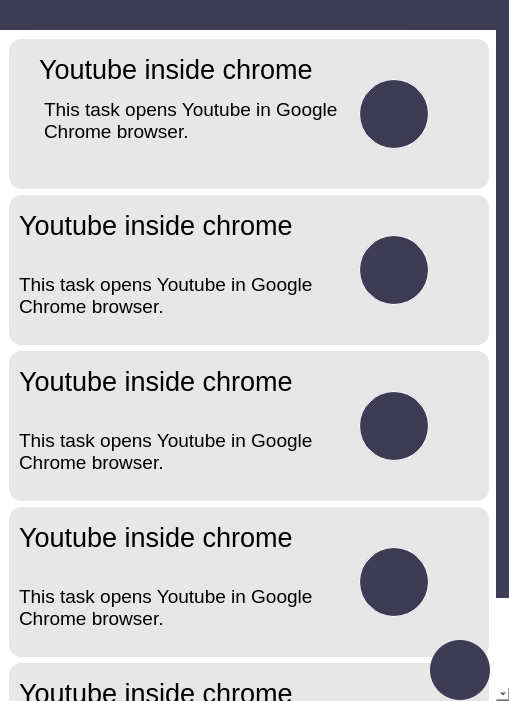
Qt form ava_desktop_ui/new_form_ui.ui (ompatel11/ava-desktop) before a commit.
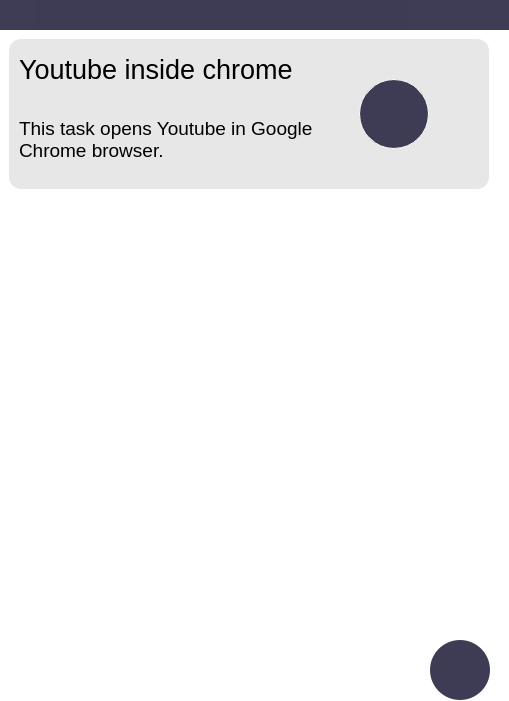
The same form after that commit. The open tabs and pages were chosen to show the change. Icons and pictures are not drawn.

```diff
--- a/ava_desktop_ui/new_form_ui.ui
+++ b/ava_desktop_ui/new_form_ui.ui
@@ -1863,8 +1863,8 @@
          <rect>
           <x>0</x>
           <y>0</y>
-          <width>498</width>
-          <height>792</height>
+          <width>510</width>
+          <height>168</height>
          </rect>
         </property>
         <property name="sizePolicy">
@@ -1877,559 +1877,6 @@
          <enum>Qt::LeftToRight</enum>
         </property>
         <layout class="QVBoxLayout" name="verticalLayout_2">
-         <item>
-          <widget class="QFrame" name="frame">
-           <property name="sizePolicy">
-            <sizepolicy hsizetype="Fixed" vsizetype="Fixed">
-             <horstretch>0</horstretch>
-             <verstretch>0</verstretch>
-            </sizepolicy>
-           </property>
-           <property name="minimumSize">
-            <size>
-             <width>480</width>
-             <height>150</height>
-            </size>
-           </property>
-           <property name="maximumSize">
-            <size>
-             <width>460</width>
-             <height>150</height>
-            </size>
-           </property>
-           <property name="styleSheet">
-            <string notr="true">background-color: rgb(231, 231, 231);
-border-radius: 12px;</string>
-           </property>
-           <property name="frameShape">
-            <enum>QFrame::StyledPanel</enum>
-           </property>
-           <property name="frameShadow">
-            <enum>QFrame::Raised</enum>
-           </property>
-           <widget class="QPushButton" name="btnRunTask_">
-            <property name="geometry">
-             <rect>
-              <x>350</x>
-              <y>40</y>
-              <width>70</width>
-              <height>70</height>
-             </rect>
-            </property>
-            <property name="sizePolicy">
-             <sizepolicy hsizetype="Maximum" vsizetype="Maximum">
-              <horstretch>0</horstretch>
-              <verstretch>0</verstretch>
-             </sizepolicy>
-            </property>
-            <property name="maximumSize">
-             <size>
-              <width>100</width>
-              <height>100</height>
-             </size>
-            </property>
-            <property name="styleSheet">
-             <string notr="true">QPushButton{
-
-background-color: rgb(62, 60, 84);
-align: center;
-border: 1px solid white;
-border-radius: 35;
-}
-QPushButton:pressed{
-	background-color: rgb(103, 100, 138);
-}</string>
-            </property>
-            <property name="text">
-             <string/>
-            </property>
-            <property name="icon">
-             <iconset>
-              <normaloff>Icons/Icon awesome-play@2x.png</normaloff>Icons/Icon awesome-play@2x.png</iconset>
-            </property>
-            <property name="iconSize">
-             <size>
-              <width>32</width>
-              <height>32</height>
-             </size>
-            </property>
-           </widget>
-           <widget class="QLabel" name="taskTitle">
-            <property name="geometry">
-             <rect>
-              <x>30</x>
-              <y>10</y>
-              <width>300</width>
-              <height>40</height>
-             </rect>
-            </property>
-            <property name="font">
-             <font>
-              <pointsize>20</pointsize>
-             </font>
-            </property>
-            <property name="text">
-             <string>Youtube inside chrome</string>
-            </property>
-           </widget>
-           <widget class="QLabel" name="taskDescription">
-            <property name="geometry">
-             <rect>
-              <x>30</x>
-              <y>50</y>
-              <width>300</width>
-              <height>90</height>
-             </rect>
-            </property>
-            <property name="font">
-             <font>
-              <pointsize>14</pointsize>
-             </font>
-            </property>
-            <property name="styleSheet">
-             <string notr="true">padding-top: 4px;</string>
-            </property>
-            <property name="inputMethodHints">
-             <set>Qt::ImhMultiLine</set>
-            </property>
-            <property name="text">
-             <string>This task opens Youtube in Google Chrome browser.</string>
-            </property>
-            <property name="alignment">
-             <set>Qt::AlignLeading|Qt::AlignLeft|Qt::AlignTop</set>
-            </property>
-            <property name="wordWrap">
-             <bool>true</bool>
-            </property>
-           </widget>
-           <widget class="QPushButton" name="btnDelete_">
-            <property name="geometry">
-             <rect>
-              <x>455</x>
-              <y>5</y>
-              <width>21</width>
-              <height>21</height>
-             </rect>
-            </property>
-            <property name="text">
-             <string/>
-            </property>
-            <property name="icon">
-             <iconset>
-              <normaloff>Icons/Task Close.png</normaloff>Icons/Task Close.png</iconset>
-            </property>
-           </widget>
-          </widget>
-         </item>
-         <item>
-          <widget class="QFrame" name="frame_2">
-           <property name="sizePolicy">
-            <sizepolicy hsizetype="Fixed" vsizetype="Fixed">
-             <horstretch>0</horstretch>
-             <verstretch>0</verstretch>
-            </sizepolicy>
-           </property>
-           <property name="minimumSize">
-            <size>
-             <width>480</width>
-             <height>150</height>
-            </size>
-           </property>
-           <property name="maximumSize">
-            <size>
-             <width>460</width>
-             <height>150</height>
-            </size>
-           </property>
-           <property name="styleSheet">
-            <string notr="true">background-color: rgb(231, 231, 231);
-border-radius: 12px;</string>
-           </property>
-           <property name="frameShape">
-            <enum>QFrame::StyledPanel</enum>
-           </property>
-           <property name="frameShadow">
-            <enum>QFrame::Raised</enum>
-           </property>
-           <widget class="QPushButton" name="btnRunTask_6">
-            <property name="geometry">
-             <rect>
-              <x>350</x>
-              <y>40</y>
-              <width>70</width>
-              <height>70</height>
-             </rect>
-            </property>
-            <property name="sizePolicy">
-             <sizepolicy hsizetype="Maximum" vsizetype="Maximum">
-              <horstretch>0</horstretch>
-              <verstretch>0</verstretch>
-             </sizepolicy>
-            </property>
-            <property name="maximumSize">
-             <size>
-              <width>100</width>
-              <height>100</height>
-             </size>
-            </property>
-            <property name="styleSheet">
-             <string notr="true">QPushButton{
-align-items: center;
-background-color: rgb(62, 60, 84);
-border: 1px solid white;
-border-radius: 35;
-}
-QPushButton:pressed{
-	background-color: rgb(103, 100, 138);
-}</string>
-            </property>
-            <property name="text">
-             <string/>
-            </property>
-            <property name="icon">
-             <iconset>
-              <normaloff>Icons/Run Task.png</normaloff>Icons/Run Task.png</iconset>
-            </property>
-            <property name="iconSize">
-             <size>
-              <width>32</width>
-              <height>32</height>
-             </size>
-            </property>
-           </widget>
-           <widget class="QLabel" name="taskTitle_7">
-            <property name="geometry">
-             <rect>
-              <x>10</x>
-              <y>10</y>
-              <width>341</width>
-              <height>40</height>
-             </rect>
-            </property>
-            <property name="font">
-             <font>
-              <pointsize>20</pointsize>
-             </font>
-            </property>
-            <property name="text">
-             <string>Youtube inside chrome</string>
-            </property>
-           </widget>
-           <widget class="QLabel" name="taskDescription_7">
-            <property name="geometry">
-             <rect>
-              <x>10</x>
-              <y>60</y>
-              <width>321</width>
-              <height>81</height>
-             </rect>
-            </property>
-            <property name="font">
-             <font>
-              <pointsize>14</pointsize>
-             </font>
-            </property>
-            <property name="inputMethodHints">
-             <set>Qt::ImhMultiLine</set>
-            </property>
-            <property name="text">
-             <string>This task opens Youtube in Google Chrome browser.</string>
-            </property>
-            <property name="wordWrap">
-             <bool>true</bool>
-            </property>
-           </widget>
-           <widget class="QPushButton" name="btnDelete_6">
-            <property name="geometry">
-             <rect>
-              <x>433</x>
-              <y>5</y>
-              <width>21</width>
-              <height>21</height>
-             </rect>
-            </property>
-            <property name="text">
-             <string/>
-            </property>
-            <property name="icon">
-             <iconset>
-              <normaloff>Icons/Task Close.png</normaloff>Icons/Task Close.png</iconset>
-            </property>
-           </widget>
-          </widget>
-         </item>
-         <item>
-          <widget class="QFrame" name="frame_3">
-           <property name="sizePolicy">
-            <sizepolicy hsizetype="Fixed" vsizetype="Fixed">
-             <horstretch>0</horstretch>
-             <verstretch>0</verstretch>
-            </sizepolicy>
-           </property>
-           <property name="minimumSize">
-            <size>
-             <width>480</width>
-             <height>150</height>
-            </size>
-           </property>
-           <property name="maximumSize">
-            <size>
-             <width>460</width>
-             <height>150</height>
-            </size>
-           </property>
-           <property name="styleSheet">
-            <string notr="true">background-color: rgb(231, 231, 231);
-border-radius: 12px;</string>
-           </property>
-           <property name="frameShape">
-            <enum>QFrame::StyledPanel</enum>
-           </property>
-           <property name="frameShadow">
-            <enum>QFrame::Raised</enum>
-           </property>
-           <widget class="QPushButton" name="btnRunTask_7">
-            <property name="geometry">
-             <rect>
-              <x>350</x>
-              <y>40</y>
-              <width>70</width>
-              <height>70</height>
-             </rect>
-            </property>
-            <property name="sizePolicy">
-             <sizepolicy hsizetype="Maximum" vsizetype="Maximum">
-              <horstretch>0</horstretch>
-              <verstretch>0</verstretch>
-             </sizepolicy>
-            </property>
-            <property name="maximumSize">
-             <size>
-              <width>100</width>
-              <height>100</height>
-             </size>
-            </property>
-            <property name="styleSheet">
-             <string notr="true">QPushButton{
-background-color: rgb(62, 60, 84);
-border: 1px solid white;
-border-radius: 35;
-}
-QPushButton:pressed{
-	background-color: rgb(103, 100, 138);
-}</string>
-            </property>
-            <property name="text">
-             <string/>
-            </property>
-            <property name="icon">
-             <iconset>
-              <normaloff>Icons/Run Task.png</normaloff>Icons/Run Task.png</iconset>
-            </property>
-            <property name="iconSize">
-             <size>
-              <width>32</width>
-              <height>32</height>
-             </size>
-            </property>
-           </widget>
-           <widget class="QLabel" name="taskTitle_8">
-            <property name="geometry">
-             <rect>
-              <x>10</x>
-              <y>10</y>
-              <width>341</width>
-              <height>40</height>
-             </rect>
-            </property>
-            <property name="font">
-             <font>
-              <pointsize>20</pointsize>
-             </font>
-            </property>
-            <property name="text">
-             <string>Youtube inside chrome</string>
-            </property>
-           </widget>
-           <widget class="QLabel" name="taskDescription_8">
-            <property name="geometry">
-             <rect>
-              <x>10</x>
-              <y>60</y>
-              <width>321</width>
-              <height>81</height>
-             </rect>
-            </property>
-            <property name="font">
-             <font>
-              <pointsize>14</pointsize>
-             </font>
-            </property>
-            <property name="inputMethodHints">
-             <set>Qt::ImhMultiLine</set>
-            </property>
-            <property name="text">
-             <string>This task opens Youtube in Google Chrome browser.</string>
-            </property>
-            <property name="wordWrap">
-             <bool>true</bool>
-            </property>
-           </widget>
-           <widget class="QPushButton" name="btnDelete_7">
-            <property name="geometry">
-             <rect>
-              <x>433</x>
-              <y>5</y>
-              <width>21</width>
-              <height>21</height>
-             </rect>
-            </property>
-            <property name="text">
-             <string/>
-            </property>
-            <property name="icon">
-             <iconset>
-              <normaloff>Icons/Task Close.png</normaloff>Icons/Task Close.png</iconset>
-            </property>
-           </widget>
-          </widget>
-         </item>
-         <item>
-          <widget class="QFrame" name="frame_4">
-           <property name="sizePolicy">
-            <sizepolicy hsizetype="Fixed" vsizetype="Fixed">
-             <horstretch>0</horstretch>
-             <verstretch>0</verstretch>
-            </sizepolicy>
-           </property>
-           <property name="minimumSize">
-            <size>
-             <width>480</width>
-             <height>150</height>
-            </size>
-           </property>
-           <property name="maximumSize">
-            <size>
-             <width>460</width>
-             <height>150</height>
-            </size>
-           </property>
-           <property name="styleSheet">
-            <string notr="true">background-color: rgb(231, 231, 231);
-border-radius: 12px;</string>
-           </property>
-           <property name="frameShape">
-            <enum>QFrame::StyledPanel</enum>
-           </property>
-           <property name="frameShadow">
-            <enum>QFrame::Raised</enum>
-           </property>
-           <widget class="QPushButton" name="btnRunTask_8">
-            <property name="geometry">
-             <rect>
-              <x>350</x>
-              <y>40</y>
-              <width>70</width>
-              <height>70</height>
-             </rect>
-            </property>
-            <property name="sizePolicy">
-             <sizepolicy hsizetype="Maximum" vsizetype="Maximum">
-              <horstretch>0</horstretch>
-              <verstretch>0</verstretch>
-             </sizepolicy>
-            </property>
-            <property name="maximumSize">
-             <size>
-              <width>100</width>
-              <height>100</height>
-             </size>
-            </property>
-            <property name="styleSheet">
-             <string notr="true">QPushButton{
-background-color: rgb(62, 60, 84);
-border: 1px solid white;
-border-radius: 35;
-}
-QPushButton:pressed{
-	background-color: rgb(103, 100, 138);
-}</string>
-            </property>
-            <property name="text">
-             <string/>
-            </property>
-            <property name="icon">
-             <iconset>
-              <normaloff>Icons/Run Task.png</normaloff>Icons/Run Task.png</iconset>
-            </property>
-            <property name="iconSize">
-             <size>
-              <width>32</width>
-              <height>32</height>
-             </size>
-            </property>
-           </widget>
-           <widget class="QLabel" name="taskTitle_9">
-            <property name="geometry">
-             <rect>
-              <x>10</x>
-              <y>10</y>
-              <width>341</width>
-              <height>40</height>
-             </rect>
-            </property>
-            <property name="font">
-             <font>
-              <pointsize>20</pointsize>
-             </font>
-            </property>
-            <property name="text">
-             <string>Youtube inside chrome</string>
-            </property>
-           </widget>
-           <widget class="QLabel" name="taskDescription_9">
-            <property name="geometry">
-             <rect>
-              <x>10</x>
-              <y>60</y>
-              <width>321</width>
-              <height>81</height>
-             </rect>
-            </property>
-            <property name="font">
-             <font>
-              <pointsize>14</pointsize>
-             </font>
-            </property>
-            <property name="inputMethodHints">
-             <set>Qt::ImhMultiLine</set>
-            </property>
-            <property name="text">
-             <string>This task opens Youtube in Google Chrome browser.</string>
-            </property>
-            <property name="wordWrap">
-             <bool>true</bool>
-            </property>
-           </widget>
-           <widget class="QPushButton" name="btnDelete_8">
-            <property name="geometry">
-             <rect>
-              <x>433</x>
-              <y>5</y>
-              <width>21</width>
-              <height>21</height>
-             </rect>
-            </property>
-            <property name="text">
-             <string/>
-            </property>
-            <property name="icon">
-             <iconset>
-              <normaloff>Icons/Task Close.png</normaloff>Icons/Task Close.png</iconset>
-            </property>
-           </widget>
-          </widget>
-         </item>
          <item>
           <widget class="QFrame" name="frame_5">
            <property name="sizePolicy">
```
Left out of the diff: 9 changed lines with no effect on the pictures.
